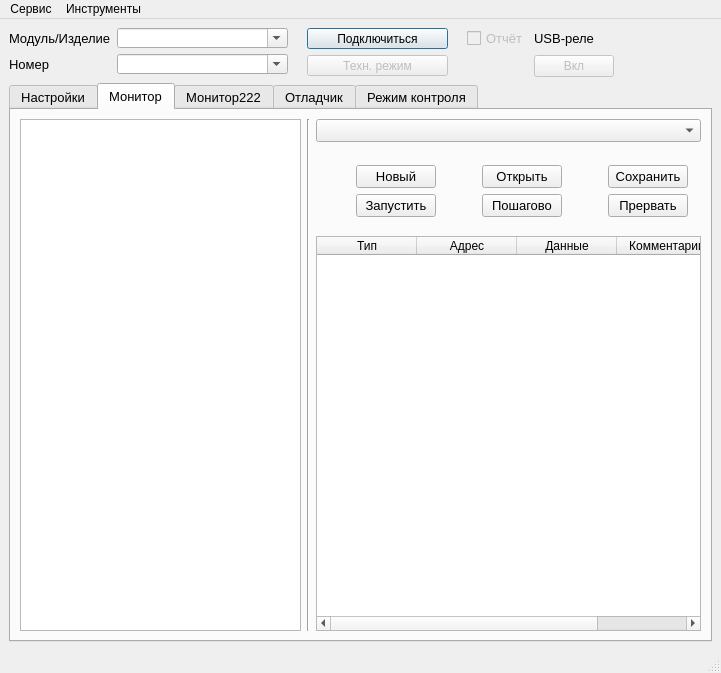
Qt form mainwindow.ui (TamaraSoloveva/MonServ) before a commit.
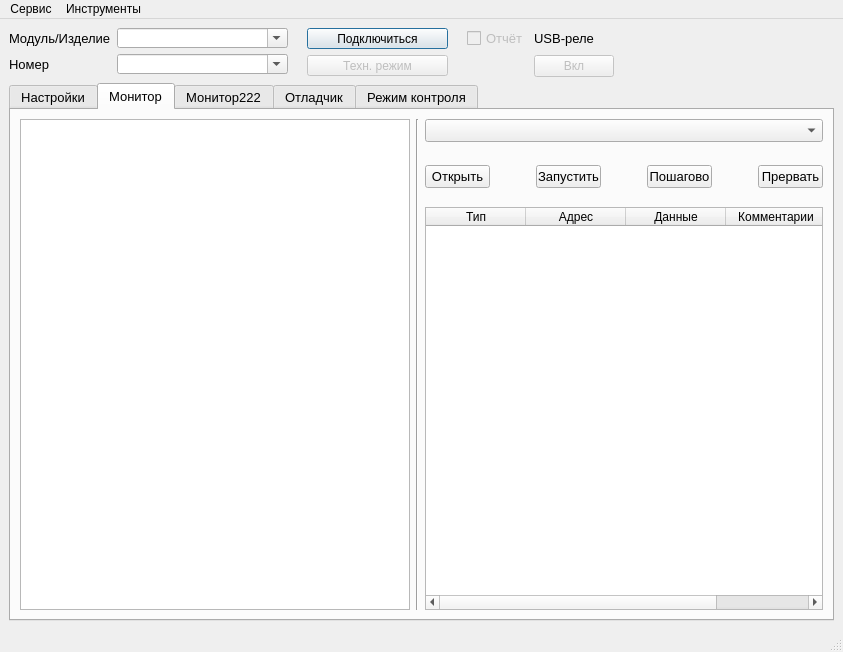
The same form after that commit. Icons and pictures are not drawn.

```diff
--- a/mainwindow.ui
+++ b/mainwindow.ui
@@ -6,10 +6,16 @@
    <rect>
     <x>0</x>
     <y>0</y>
-    <width>721</width>
-    <height>673</height>
+    <width>843</width>
+    <height>652</height>
    </rect>
   </property>
+  <property name="minimumSize">
+   <size>
+    <width>819</width>
+    <height>652</height>
+   </size>
+  </property>
   <property name="windowTitle">
    <string>MonC_R</string>
   </property>
@@ -27,7 +33,7 @@
      <height>611</height>
     </size>
    </property>
-   <layout class="QGridLayout" name="gridLayout_12">
+   <layout class="QGridLayout" name="gridLayout_10">
     <item row="0" column="0">
      <layout class="QHBoxLayout" name="horizontalLayout">
       <item>
@@ -1015,13 +1021,20 @@
        <attribute name="title">
         <string>Монитор</string>
        </attribute>
-       <layout class="QGridLayout" name="gridLayout_14">
+       <layout class="QGridLayout" name="gridLayout_12">
         <item row="0" column="0">
-         <layout class="QHBoxLayout" name="horizontalLayout_2">
+         <layout class="QHBoxLayout" name="horizontalLayout_35">
           <item>
            <layout class="QHBoxLayout" name="horizontalLayout_4">
             <item>
-             <widget class="QTextEdit" name="textEdit"/>
+             <widget class="QTextEdit" name="textEdit">
+              <property name="minimumSize">
+               <size>
+                <width>390</width>
+                <height>329</height>
+               </size>
+              </property>
+             </widget>
             </item>
             <item>
              <widget class="Line" name="line_3">
@@ -1054,55 +1067,16 @@
              </spacer>
             </item>
             <item>
-             <layout class="QGridLayout" name="gridLayout_10">
-              <item row="0" column="0">
-               <spacer name="horizontalSpacer_2">
-                <property name="orientation">
-                 <enum>Qt::Horizontal</enum>
-                </property>
-                <property name="sizeType">
-                 <enum>QSizePolicy::Fixed</enum>
-                </property>
-                <property name="sizeHint" stdset="0">
-                 <size>
-                  <width>40</width>
-                  <height>20</height>
-                 </size>
-                </property>
-               </spacer>
-              </item>
-              <item row="0" column="1">
-               <widget class="QPushButton" name="pushButton_24">
-                <property name="text">
-                 <string>Новый</string>
-                </property>
-               </widget>
-              </item>
-              <item row="0" column="2">
-               <spacer name="horizontalSpacer_3">
-                <property name="orientation">
-                 <enum>Qt::Horizontal</enum>
-                </property>
-                <property name="sizeType">
-                 <enum>QSizePolicy::Fixed</enum>
-                </property>
-                <property name="sizeHint" stdset="0">
-                 <size>
-                  <width>40</width>
-                  <height>20</height>
-                 </size>
-                </property>
-               </spacer>
-              </item>
-              <item row="0" column="3">
+             <layout class="QHBoxLayout" name="horizontalLayout_2">
+              <item>
                <widget class="QPushButton" name="pushButton_29">
                 <property name="text">
                  <string>Открыть</string>
                 </property>
                </widget>
               </item>
-              <item row="0" column="4">
-               <spacer name="horizontalSpacer_4">
+              <item>
+               <spacer name="horizontalSpacer_2">
                 <property name="orientation">
                  <enum>Qt::Horizontal</enum>
                 </property>
@@ -1117,27 +1091,14 @@
                 </property>
                </spacer>
               </item>
-              <item row="0" column="5">
+              <item>
                <widget class="QPushButton" name="pushButton_30">
                 <property name="text">
-                 <string>Сохранить</string>
+                 <string>Запустить</string>
                 </property>
                </widget>
               </item>
-              <item row="0" column="6">
-               <spacer name="horizontalSpacer_48">
-                <property name="orientation">
-                 <enum>Qt::Horizontal</enum>
-                </property>
-                <property name="sizeHint" stdset="0">
-                 <size>
-                  <width>13</width>
-                  <height>20</height>
-                 </size>
-                </property>
-               </spacer>
-              </item>
-              <item row="1" column="0">
+              <item>
                <spacer name="horizontalSpacer_5">
                 <property name="orientation">
                  <enum>Qt::Horizontal</enum>
@@ -1153,38 +1114,15 @@
                 </property>
                </spacer>
               </item>
-              <item row="1" column="1">
-               <widget class="QPushButton" name="pushButton_31">
-                <property name="text">
-                 <string>Запустить</string>
-                </property>
-               </widget>
-              </item>
-              <item row="1" column="2">
-               <spacer name="horizontalSpacer_6">
-                <property name="orientation">
-                 <enum>Qt::Horizontal</enum>
-                </property>
-                <property name="sizeType">
-                 <enum>QSizePolicy::Fixed</enum>
-                </property>
-                <property name="sizeHint" stdset="0">
-                 <size>
-                  <width>40</width>
-                  <height>20</height>
-                 </size>
-                </property>
-               </spacer>
-              </item>
-              <item row="1" column="3">
+              <item>
                <widget class="QPushButton" name="pushButton_32">
                 <property name="text">
                  <string>Пошагово</string>
                 </property>
                </widget>
               </item>
-              <item row="1" column="4">
-               <spacer name="horizontalSpacer_14">
+              <item>
+               <spacer name="horizontalSpacer_4">
                 <property name="orientation">
                  <enum>Qt::Horizontal</enum>
                 </property>
@@ -1199,14 +1137,14 @@
                 </property>
                </spacer>
               </item>
-              <item row="1" column="5">
+              <item>
                <widget class="QPushButton" name="pushButton_33">
                 <property name="text">
                  <string>Прервать</string>
                 </property>
                </widget>
               </item>
-              <item row="1" column="6">
+              <item>
                <spacer name="horizontalSpacer_57">
                 <property name="orientation">
                  <enum>Qt::Horizontal</enum>
@@ -3301,7 +3239,7 @@
     <rect>
      <x>0</x>
      <y>0</y>
-     <width>721</width>
+     <width>843</width>
      <height>21</height>
     </rect>
    </property>
```
Left out of the diff: 8 changed lines with no effect on the pictures.
